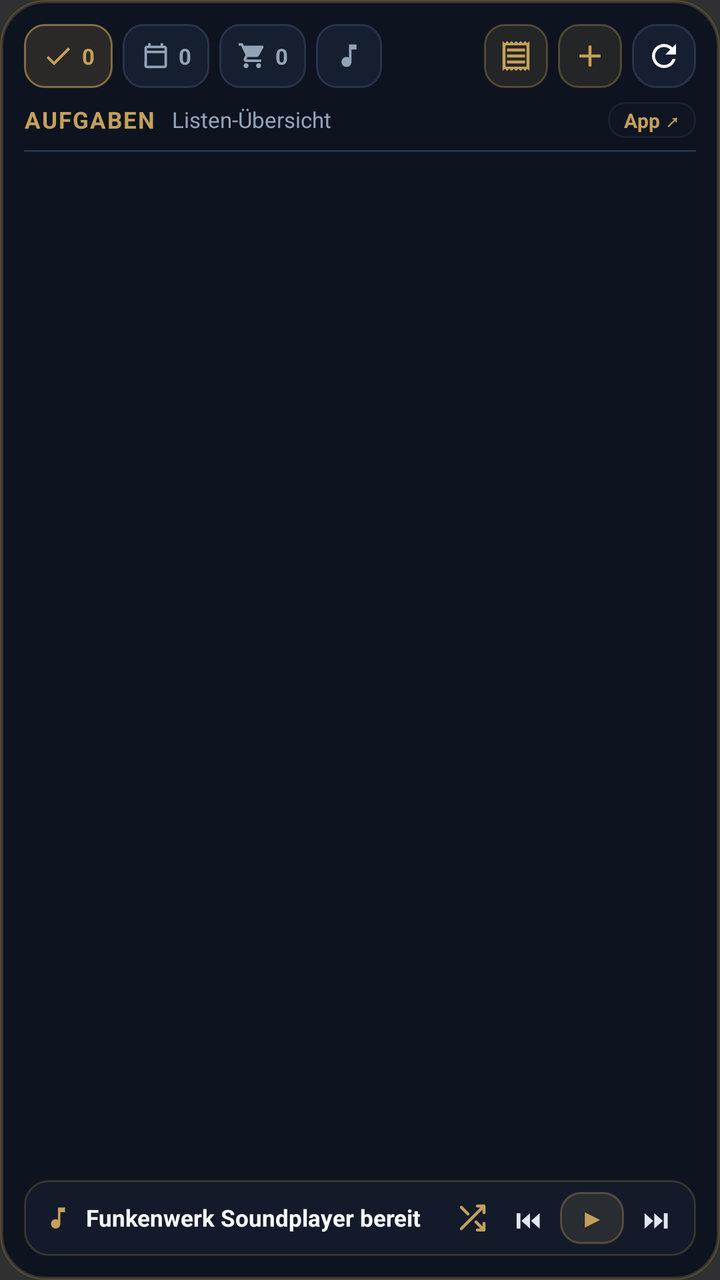
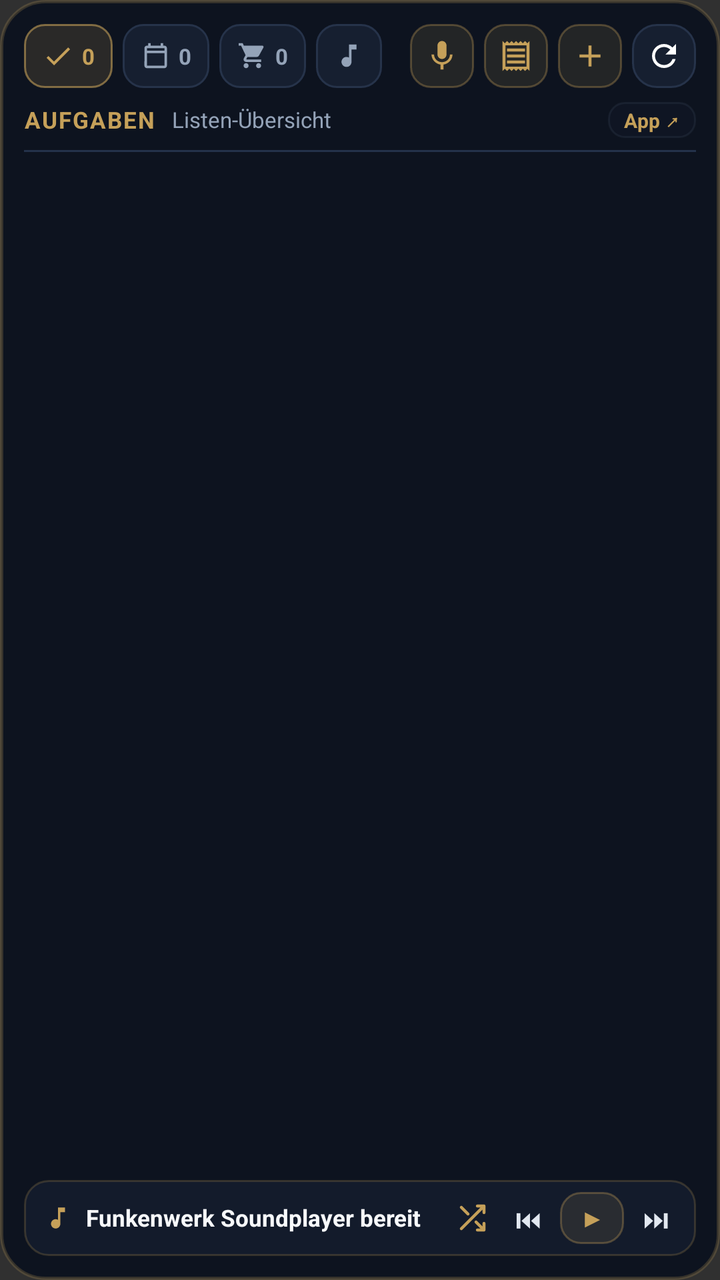

Screens rendered from an Android XML layout before and after an edit, with the pre-edit source and the edit as a unified diff.
<!-- AndroidManifest.xml: application theme Theme.Seelenfunke -->
<!-- res/layout/widget_master_layout.xml -->
<?xml version="1.0" encoding="utf-8"?>
<LinearLayout xmlns:android="http://schemas.android.com/apk/res/android"
    android:id="@+id/widget_master_root"
    android:layout_width="match_parent"
    android:layout_height="match_parent"
    android:background="@drawable/widget_background_shape"
    android:orientation="vertical"
    android:padding="12dp">

    
    <LinearLayout
        android:layout_width="match_parent"
        android:layout_height="wrap_content"
        android:gravity="center_vertical"
        android:orientation="horizontal">

        
        <LinearLayout
            android:id="@+id/tab_master_tasks"
            android:layout_width="wrap_content"
            android:layout_height="32dp"
            android:background="@drawable/widget_tab_active_shape"
            android:gravity="center"
            android:orientation="horizontal"
            android:paddingStart="9dp"
            android:paddingEnd="9dp">

            <ImageView
                android:id="@+id/tab_master_tasks_icon"
                android:layout_width="16dp"
                android:layout_height="16dp"
                android:contentDescription="Aufgaben"
                android:src="@drawable/ic_widget_tasks_check"
                android:tint="#C5A059" />

            <TextView
                android:id="@+id/tab_master_tasks_badge"
                android:layout_width="wrap_content"
                android:layout_height="wrap_content"
                android:layout_marginStart="4dp"
                android:text="0"
                android:textColor="#C5A059"
                android:textSize="11sp"
                android:textStyle="bold" />
        </LinearLayout>

        
        <LinearLayout
            android:id="@+id/tab_master_calendar"
            android:layout_width="wrap_content"
            android:layout_height="32dp"
            android:layout_marginStart="5dp"
            android:background="@drawable/widget_tab_inactive_shape"
            android:gravity="center"
            android:orientation="horizontal"
            android:paddingStart="9dp"
            android:paddingEnd="9dp">

            <ImageView
                android:id="@+id/tab_master_calendar_icon"
                android:layout_width="15dp"
                android:layout_height="15dp"
                android:contentDescription="Kalender"
                android:src="@drawable/ic_widget_calendar"
                android:tint="#94A3B8" />

            <TextView
                android:id="@+id/tab_master_calendar_badge"
                android:layout_width="wrap_content"
                android:layout_height="wrap_content"
                android:layout_marginStart="4dp"
                android:text="0"
                android:textColor="#94A3B8"
                android:textSize="11sp"
                android:textStyle="bold" />
        </LinearLayout>

        
        <LinearLayout
            android:id="@+id/tab_master_shopping"
            android:layout_width="wrap_content"
            android:layout_height="32dp"
            android:layout_marginStart="5dp"
            android:background="@drawable/widget_tab_inactive_shape"
            android:gravity="center"
            android:orientation="horizontal"
            android:paddingStart="9dp"
            android:paddingEnd="9dp">

            <ImageView
                android:id="@+id/tab_master_shopping_icon"
                android:layout_width="15dp"
                android:layout_height="15dp"
                android:contentDescription="Einkaufsliste"
                android:src="@drawable/ic_widget_shopping_cart"
                android:tint="#94A3B8" />

            <TextView
                android:id="@+id/tab_master_shopping_badge"
                android:layout_width="wrap_content"
                android:layout_height="wrap_content"
                android:layout_marginStart="4dp"
                android:text="0"
                android:textColor="#94A3B8"
                android:textSize="11sp"
                android:textStyle="bold" />
        </LinearLayout>

        
        <LinearLayout
            android:id="@+id/tab_master_music"
            android:layout_width="wrap_content"
            android:layout_height="32dp"
            android:layout_marginStart="5dp"
            android:background="@drawable/widget_tab_inactive_shape"
            android:gravity="center"
            android:orientation="horizontal"
            android:paddingStart="9dp"
            android:paddingEnd="9dp">

            <ImageView
                android:id="@+id/tab_master_music_icon"
                android:layout_width="15dp"
                android:layout_height="15dp"
                android:contentDescription="Musik"
                android:src="@drawable/ic_widget_music_note"
                android:tint="#94A3B8" />
        </LinearLayout>

        <TextView
            android:layout_width="0dp"
            android:layout_height="1dp"
            android:layout_weight="1" />

        
        <ImageView
            android:id="@+id/btn_master_receipt"
            android:layout_width="32dp"
            android:layout_height="32dp"
            android:background="@drawable/widget_button_gold_shape"
            android:contentDescription="Beleg erfassen und Schnelleintrag"
            android:padding="7dp"
            android:src="@drawable/ic_widget_receipt_camera" />

        
        <ImageView
            android:id="@+id/btn_master_add"
            android:layout_width="32dp"
            android:layout_height="32dp"
            android:layout_marginStart="5dp"
            android:background="@drawable/widget_button_gold_shape"
            android:contentDescription="Neu hinzufügen"
            android:padding="7dp"
            android:src="@drawable/ic_widget_add" />

        
        <ImageView
            android:id="@+id/btn_master_refresh"
            android:layout_width="32dp"
            android:layout_height="32dp"
            android:layout_marginStart="5dp"
            android:background="@drawable/widget_item_card_shape"
            android:contentDescription="Aktualisieren"
            android:padding="7dp"
            android:src="@drawable/ic_widget_refresh" />
    </LinearLayout>

    
    <LinearLayout
        android:layout_width="match_parent"
        android:layout_height="wrap_content"
        android:layout_marginTop="7dp"
        android:layout_marginBottom="6dp"
        android:gravity="center_vertical"
        android:orientation="horizontal">

        <ImageView
            android:id="@+id/master_subheader_back_btn"
            android:layout_width="22dp"
            android:layout_height="22dp"
            android:layout_marginEnd="6dp"
            android:background="@drawable/widget_button_gold_shape"
            android:contentDescription="Zurück zu allen Listen"
            android:padding="4dp"
            android:src="@drawable/ic_widget_chevron_left"
            android:tint="#C5A059"
            android:visibility="gone" />

        <LinearLayout
            android:id="@+id/master_subheader_click_area"
            android:layout_width="0dp"
            android:layout_height="wrap_content"
            android:layout_weight="1"
            android:gravity="center_vertical"
            android:orientation="horizontal">

            <TextView
                android:id="@+id/master_subheader_title"
                android:layout_width="wrap_content"
                android:layout_height="wrap_content"
                android:ellipsize="end"
                android:letterSpacing="0.06"
                android:maxLines="1"
                android:text="AUFGABEN"
                android:textColor="#C5A059"
                android:textSize="11.5sp"
                android:textStyle="bold" />

            <TextView
                android:id="@+id/master_subheader_subtitle"
                android:layout_width="0dp"
                android:layout_height="wrap_content"
                android:layout_marginStart="8dp"
                android:layout_weight="1"
                android:ellipsize="end"
                android:maxLines="1"
                android:text="Listen-Übersicht"
                android:textColor="#94A3B8"
                android:textSize="11sp" />
        </LinearLayout>

        <TextView
            android:id="@+id/master_subheader_open_app_btn"
            android:layout_width="wrap_content"
            android:layout_height="wrap_content"
            android:background="@drawable/widget_badge_shape"
            android:paddingStart="8dp"
            android:paddingTop="2dp"
            android:paddingEnd="8dp"
            android:paddingBottom="2dp"
            android:text="App ↗"
            android:textColor="#C5A059"
            android:textSize="10sp"
            android:textStyle="bold" />
    </LinearLayout>

    
    <TextView
        android:layout_width="match_parent"
        android:layout_height="1dp"
        android:layout_marginBottom="6dp"
        android:background="#24324A" />

    
    <FrameLayout
        android:layout_width="match_parent"
        android:layout_height="0dp"
        android:layout_weight="1">

        <ListView
            android:id="@+id/master_widget_list"
            android:layout_width="match_parent"
            android:layout_height="match_parent"
            android:clipToPadding="false"
            android:divider="@android:color/transparent"
            android:dividerHeight="6dp"
            android:scrollbars="none" />

        <TextView
            android:id="@+id/master_widget_empty_view"
            android:layout_width="match_parent"
            android:layout_height="match_parent"
            android:gravity="center"
            android:padding="16dp"
            android:text="Keine Einträge vorhanden"
            android:textColor="#94A3B8"
            android:textSize="12.5sp"
            android:visibility="gone" />
    </FrameLayout>

    
    <LinearLayout
        android:id="@+id/master_mini_player_bar"
        android:layout_width="match_parent"
        android:layout_height="38dp"
        android:layout_marginTop="6dp"
        android:background="@drawable/widget_mini_player_shape"
        android:gravity="center_vertical"
        android:orientation="horizontal"
        android:paddingStart="10dp"
        android:paddingEnd="6dp">

        <LinearLayout
            android:id="@+id/master_mini_player_click_area"
            android:layout_width="0dp"
            android:layout_height="match_parent"
            android:layout_weight="1"
            android:gravity="center_vertical"
            android:orientation="horizontal">

            <ImageView
                android:layout_width="14dp"
                android:layout_height="14dp"
                android:contentDescription="Musik"
                android:src="@drawable/ic_widget_music_note"
                android:tint="#C5A059" />

            <TextView
                android:id="@+id/master_mini_player_title"
                android:layout_width="match_parent"
                android:layout_height="wrap_content"
                android:layout_marginStart="7dp"
                android:ellipsize="end"
                android:maxLines="1"
                android:text="Funkenwerk Soundplayer bereit"
                android:textColor="#F8FAFC"
                android:textSize="11.5sp"
                android:textStyle="bold" />
        </LinearLayout>

        <ImageView
            android:id="@+id/btn_master_music_shuffle"
            android:layout_width="28dp"
            android:layout_height="28dp"
            android:contentDescription="Zufallswiedergabe"
            android:padding="6dp"
            android:src="@drawable/ic_music_shuffle_gold"
            android:tint="#99C5A059" />

        <TextView
            android:id="@+id/btn_master_music_prev"
            android:layout_width="28dp"
            android:layout_height="28dp"
            android:gravity="center"
            android:text="⏮&#xFE0E;"
            android:textColor="#E2E8F0"
            android:textSize="13sp" />

        <TextView
            android:id="@+id/btn_master_music_play_pause"
            android:layout_width="32dp"
            android:layout_height="26dp"
            android:layout_marginStart="2dp"
            android:layout_marginEnd="2dp"
            android:background="@drawable/widget_button_gold_shape"
            android:gravity="center"
            android:text="▶&#xFE0E;"
            android:textColor="#C5A059"
            android:textSize="12sp"
            android:textStyle="bold" />

        <TextView
            android:id="@+id/btn_master_music_next"
            android:layout_width="28dp"
            android:layout_height="28dp"
            android:gravity="center"
            android:text="⏭&#xFE0E;"
            android:textColor="#E2E8F0"
            android:textSize="13sp" />
    </LinearLayout>
</LinearLayout>
<!-- resources referenced by this layout -->
<resources>
  <!-- drawable ic_widget_add (drawable) -->
  <vector xmlns:android="http://schemas.android.com/apk/res/android"
      android:width="24dp"
      android:height="24dp"
      android:viewportWidth="24"
      android:viewportHeight="24">
      <path
          android:fillColor="#C5A059"
          android:pathData="M19,13h-6v6h-2v-6H5v-2h6V5h2v6h6v2z" />
  </vector>
  <!-- drawable ic_widget_chevron_left (drawable) -->
  <vector xmlns:android="http://schemas.android.com/apk/res/android"
      android:width="24dp"
      android:height="24dp"
      android:viewportWidth="24"
      android:viewportHeight="24">
      <path
          android:fillColor="#C5A059"
          android:pathData="M15.41,7.41L14,6l-6,6 6,6 1.41,-1.41L10.83,12z" />
  </vector>
  <!-- drawable widget_background_shape (drawable) -->
  <?xml version="1.0" encoding="utf-8"?>
  <shape xmlns:android="http://schemas.android.com/apk/res/android"
      android:shape="rectangle">
      <solid android:color="#0D131F" />
      <corners android:radius="22dp" />
      <stroke
          android:width="1.5dp"
          android:color="#38C5A059" />
  </shape>
  <!-- drawable widget_badge_shape (drawable) -->
  <?xml version="1.0" encoding="utf-8"?>
  <shape xmlns:android="http://schemas.android.com/apk/res/android"
      android:shape="rectangle">
      <solid android:color="#221E293B" />
      <corners android:radius="8dp" />
      <stroke
          android:width="1dp"
          android:color="#33475569" />
  </shape>
  <!-- drawable widget_button_gold_shape (drawable) -->
  <?xml version="1.0" encoding="utf-8"?>
  <shape xmlns:android="http://schemas.android.com/apk/res/android"
      android:shape="rectangle">
      <solid android:color="#1FC5A059" />
      <corners android:radius="10dp" />
      <stroke
          android:width="1dp"
          android:color="#55C5A059" />
  </shape>
  <!-- drawable widget_item_card_shape (drawable) -->
  <?xml version="1.0" encoding="utf-8"?>
  <shape xmlns:android="http://schemas.android.com/apk/res/android"
      android:shape="rectangle">
      <solid android:color="#161F30" />
      <corners android:radius="12dp" />
      <stroke
          android:width="1dp"
          android:color="#26334A" />
  </shape>
  <!-- drawable widget_mini_player_shape (drawable) -->
  <?xml version="1.0" encoding="utf-8"?>
  <shape xmlns:android="http://schemas.android.com/apk/res/android"
      android:shape="rectangle">
      <solid android:color="#131B2B" />
      <corners android:radius="12dp" />
      <stroke
          android:width="1dp"
          android:color="#38C5A059" />
  </shape>
  <!-- drawable widget_tab_active_shape (drawable) -->
  <?xml version="1.0" encoding="utf-8"?>
  <shape xmlns:android="http://schemas.android.com/apk/res/android"
      android:shape="rectangle">
      <solid android:color="#28C5A059" />
      <corners android:radius="10dp" />
      <stroke
          android:width="1dp"
          android:color="#99C5A059" />
  </shape>
  <!-- drawable widget_tab_inactive_shape (drawable) -->
  <?xml version="1.0" encoding="utf-8"?>
  <shape xmlns:android="http://schemas.android.com/apk/res/android"
      android:shape="rectangle">
      <solid android:color="#161F30" />
      <corners android:radius="10dp" />
      <stroke
          android:width="1dp"
          android:color="#26334A" />
  </shape>
  <style name="Theme.Seelenfunke" parent="android:Theme.Material.NoActionBar">
          <item name="android:statusBarColor">@android:color/transparent</item>
          <item name="android:navigationBarColor">@android:color/transparent</item>
      </style>
  <!-- unchanged entries left out for length: 7 -->
</resources>

<!-- the commit's change to res/layout/widget_master_layout.xml (unified diff, before → after) -->
@@ -134,9 +134,20 @@
 
         
         <ImageView
+            android:id="@+id/btn_master_falcone"
+            android:layout_width="32dp"
+            android:layout_height="32dp"
+            android:background="@drawable/widget_button_gold_shape"
+            android:contentDescription="Falcone Direktstart"
+            android:padding="7dp"
+            android:src="@drawable/ic_widget_mic" />
+
+        
+        <ImageView
             android:id="@+id/btn_master_receipt"
             android:layout_width="32dp"
             android:layout_height="32dp"
+            android:layout_marginStart="5dp"
             android:background="@drawable/widget_button_gold_shape"
             android:contentDescription="Beleg erfassen und Schnelleintrag"
             android:padding="7dp"
<!-- resource entries referenced after the edit -->
@@ -19,6 +19,17 @@
       <path
           android:fillColor="#C5A059"
           android:pathData="M15.41,7.41L14,6l-6,6 6,6 1.41,-1.41L10.83,12z" />
+  </vector>
+  <!-- drawable ic_widget_mic (drawable) -->
+  <?xml version="1.0" encoding="utf-8"?>
+  <vector xmlns:android="http://schemas.android.com/apk/res/android"
+      android:width="24dp"
+      android:height="24dp"
+      android:viewportWidth="24"
+      android:viewportHeight="24">
+      <path
+          android:fillColor="#C5A059"
+          android:pathData="M12,14c1.66,0 3,-1.34 3,-3V5c0,-1.66 -1.34,-3 -3,-3S9,3.34 9,5v6C9,12.66 10.34,14 12,14zM17.3,11c0,3 -2.54,5.1 -5.3,5.1S6.7,14 6.7,11H5c0,3.41 2.72,6.23 6,6.72V21h2v-3.28c3.28,-0.49 6,-3.31 6,-6.72H17.3z" />
   </vector>
   <!-- drawable widget_background_shape (drawable) -->
   <?xml version="1.0" encoding="utf-8"?>
